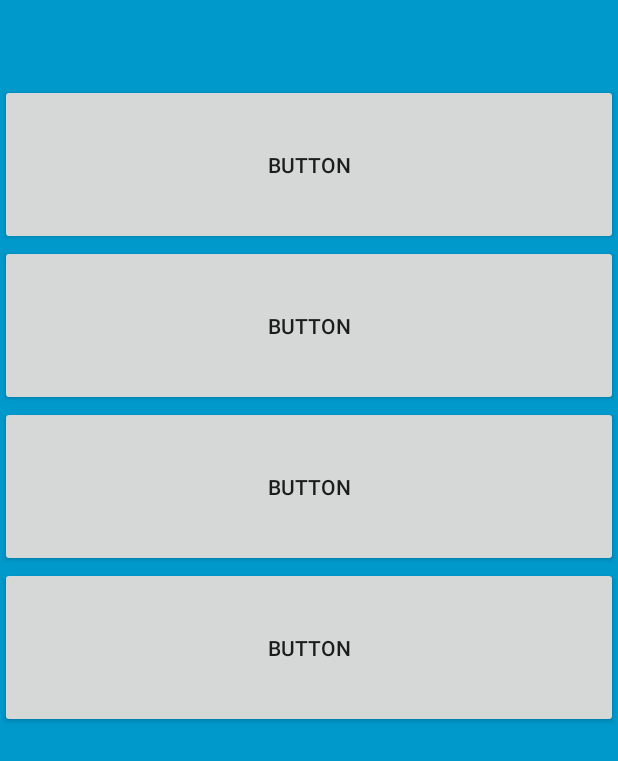
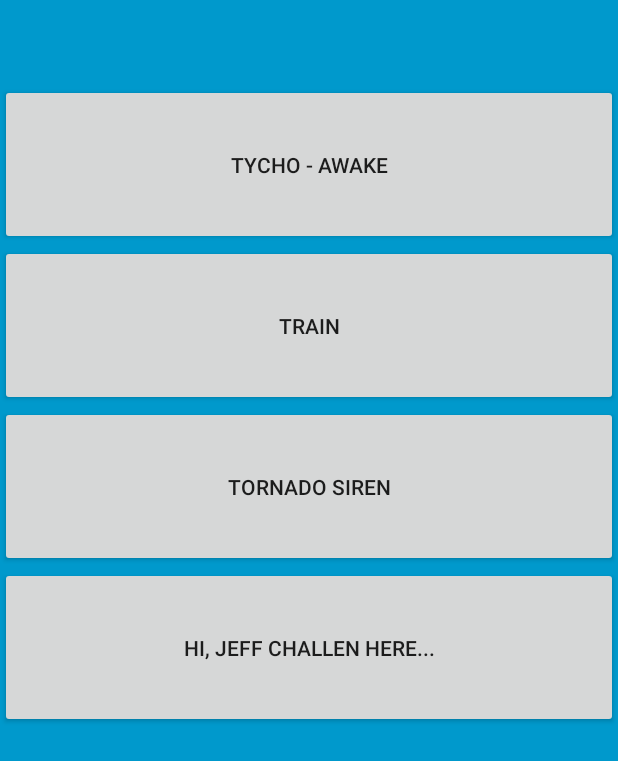
Before and after one commit to ndarand2/ProjFinna, an Android app: the screen it shows after launch (DefaultTones), after a tap on "DEFAULT TONES", on a phone screen of 412 x 824 dp. Shown: the top 761 px of the screen. Run offline under Robolectric (Android 15) with nearby library versions, the phone set to English and light mode, and no system bars.

Commit message:
audio kinda works.

```diff
--- a/app/src/main/java/com/example/projfinna/FullscreenActivity.java
+++ b/app/src/main/java/com/example/projfinna/FullscreenActivity.java
@@ -149,6 +149,7 @@ public class FullscreenActivity extends AppCompatActivity {
         MediaPlayer mediaPlayer1 = MediaPlayer.create(getBaseContext(), R.raw.tycho);
         MediaPlayer mediaPlayer2 = MediaPlayer.create(getBaseContext(), R.raw.tornado);
         MediaPlayer mediaPlayer3 = MediaPlayer.create(getBaseContext(), R.raw.train);
+        mediaPlayer1.start();
     }
     @Override
     protected void onPostCreate(Bundle savedInstanceState) {
--- a/app/src/main/res/layout/activity_default_tones.xml
+++ b/app/src/main/res/layout/activity_default_tones.xml
@@ -48,25 +48,25 @@
                 android:id="@+id/Tone1"
                 android:layout_width="match_parent"
                 android:layout_height="107dp"
-                android:text="Button" />
+                android:text="Tycho - Awake" />
 
             <Button
                 android:id="@+id/Tone2"
                 android:layout_width="match_parent"
                 android:layout_height="107dp"
-                android:text="Button" />
+                android:text="Train" />
 
             <Button
                 android:id="@+id/Tone3"
                 android:layout_width="match_parent"
                 android:layout_height="107dp"
-                android:text="Button" />
+                android:text="Tornado Siren" />
 
             <Button
                 android:id="@+id/Tone4"
                 android:layout_width="match_parent"
                 android:layout_height="107dp"
-                android:text="Button" />
+                android:text="Hi, Jeff Challen Here..." />
 
         </LinearLayout>
 
```
